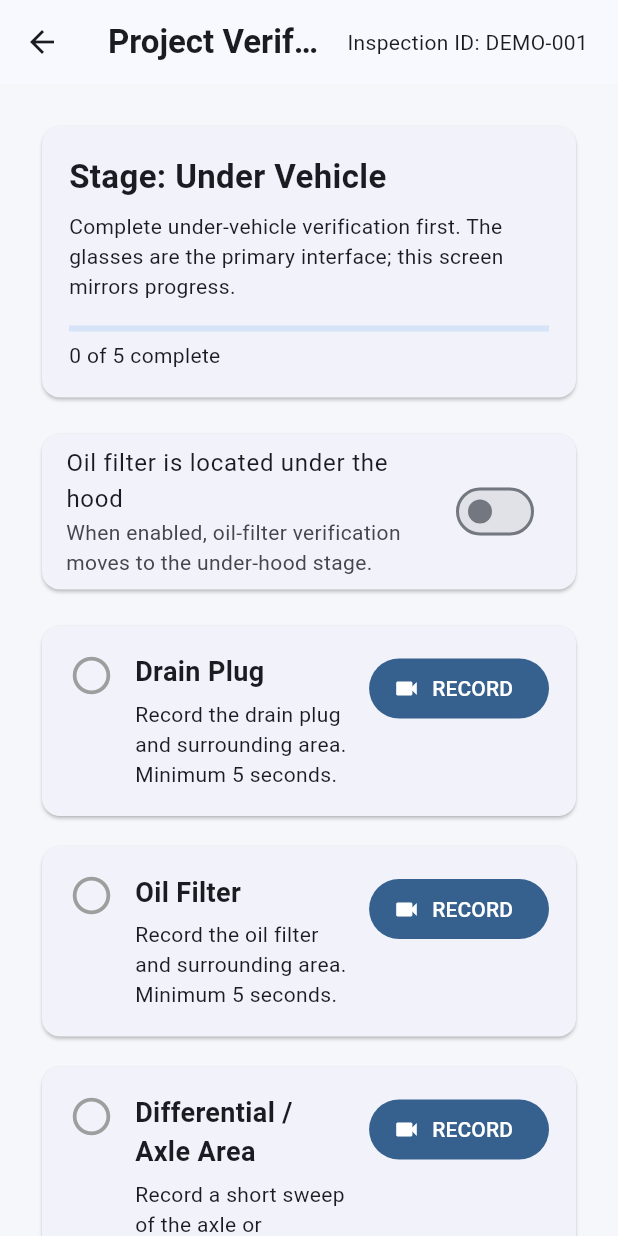
After one commit to aduvio/verify-app, a Flutter app: the GuidedInspectionScreen screen opened directly, on a phone screen of 412 x 824 dp. The commit adds this screen. Run offline on Flutter 3.47's test engine with Material 3 defaults, Android fonts, the phone set to English and light mode, and no system bars; accounts and stored records are empty.

Commit message:
Complete and correct SCR-002 guided inspection

```diff
--- /dev/null
+++ b/lib/models/inspection_step.dart
@@ -0,0 +1,29 @@
+enum InspectionStepStatus {
+  pending,
+  recording,
+  captured,
+  needsRetry,
+  confirmed,
+}
+
+class InspectionStep {
+  final String id;
+  final String label;
+  final String guidance;
+  final int minimumSeconds;
+  final bool required;
+  InspectionStepStatus status;
+  int capturedSeconds;
+
+  InspectionStep({
+    required this.id,
+    required this.label,
+    required this.guidance,
+    this.minimumSeconds = 0,
+    this.required = true,
+    this.status = InspectionStepStatus.pending,
+    this.capturedSeconds = 0,
+  });
+
+  bool get isComplete => status == InspectionStepStatus.confirmed;
+}
--- /dev/null
+++ b/lib/screens/guided_inspection_screen.dart
@@ -0,0 +1,507 @@
+import 'dart:async';
+import 'package:flutter/material.dart';
+
+import '../models/inspection_step.dart';
+import '../services/mock_recording_service.dart';
+
+class GuidedInspectionScreen extends StatefulWidget {
+  const GuidedInspectionScreen({super.key});
+
+  @override
+  State<GuidedInspectionScreen> createState() => _GuidedInspectionScreenState();
+}
+
+class _GuidedInspectionScreenState extends State<GuidedInspectionScreen> {
+  final MockRecordingService recordingService = MockRecordingService();
+
+  bool filterUnderHood = false;
+  bool underHoodStage = false;
+
+  Timer? timer;
+  int elapsedSeconds = 0;
+  InspectionStep? activeStep;
+
+  late final List<InspectionStep> underVehicleSteps = [
+    InspectionStep(
+      id: 'drain_plug',
+      label: 'Drain Plug',
+      guidance: 'Record the drain plug and surrounding area. Minimum 5 seconds.',
+      minimumSeconds: 5,
+    ),
+    InspectionStep(
+      id: 'oil_filter',
+      label: 'Oil Filter',
+      guidance: 'Record the oil filter and surrounding area. Minimum 5 seconds.',
+      minimumSeconds: 5,
+    ),
+    InspectionStep(
+      id: 'axle_area',
+      label: 'Differential / Axle Area',
+      guidance: 'Record a short sweep of the axle or differential area for visible leaks.',
+    ),
+    InspectionStep(
+      id: 'engine_underside',
+      label: 'Engine Underside',
+      guidance: 'Record a short sweep under the engine for visible leaks or residual oil.',
+    ),
+    InspectionStep(
+      id: 'clean_residual_oil',
+      label: 'Residual Oil Cleaned',
+      guidance:
+          'Confirm spilled oil has been cleaned from the engine, oil pan, crossmember, axle, and surrounding areas.',
+    ),
+  ];
+
+  late final List<InspectionStep> underHoodSteps = [
+    InspectionStep(
+      id: 'top_filter',
+      label: 'Oil Filter (Top-Mounted)',
+      guidance: 'Record the oil filter under the hood. Minimum 5 seconds.',
+      minimumSeconds: 5,
+    ),
+    InspectionStep(
+      id: 'dipstick',
+      label: 'Oil Level / Dipstick',
+      guidance:
+          'Remove the dipstick and capture the final oil level. Reinstall the dipstick completely before continuing.',
+    ),
+    InspectionStep(
+      id: 'caps_touch',
+      label: 'Cap & Component Touch Sequence',
+      guidance:
+          'Confirm the dipstick is fully seated, then touch and verify: oil cap, coolant cap, brake fluid, washer-fluid cap, and battery terminals.',
+    ),
+    InspectionStep(
+      id: 'engine_bay',
+      label: 'Engine Bay Leak Sweep',
+      guidance: 'Record a short engine-bay sweep for visible leaks or concerns.',
+    ),
+    InspectionStep(
+      id: 'tire_pressure',
+      label: 'Tire Pressure Check',
+      guidance:
+          'Confirm tire pressures were checked and either adjusted to specification or required no adjustment.',
+    ),
+    InspectionStep(
+      id: 'oil_light',
+      label: 'Oil Change Light Reset',
+      guidance: 'Confirm the oil-change reminder has been reset.',
+    ),
+  ];
+
+  List<InspectionStep> get currentSteps {
+    if (!underHoodStage) {
+      return underVehicleSteps
+          .where((step) => !(filterUnderHood && step.id == 'oil_filter'))
+          .toList();
+    }
+    return underHoodSteps
+        .where((step) => !(!filterUnderHood && step.id == 'top_filter'))
+        .toList();
+  }
+
+  bool get stageComplete =>
+      currentSteps.where((step) => step.required).every((step) => step.isComplete);
+
+  int get completedCount => currentSteps.where((step) => step.isComplete).length;
+
+  double get progress =>
+      currentSteps.isEmpty ? 0 : completedCount / currentSteps.length;
+
+  String get timerText {
+    final minutes = elapsedSeconds ~/ 60;
+    final seconds = elapsedSeconds % 60;
+    return '${minutes.toString().padLeft(2, '0')}:${seconds.toString().padLeft(2, '0')}';
+  }
+
+  Future<void> startRecording(InspectionStep step) async {
+    if (activeStep != null) return;
+    await recordingService.startSegment(step.id);
+    setState(() {
+      activeStep = step;
+      elapsedSeconds = 0;
+      step.status = InspectionStepStatus.recording;
+    });
+    timer = Timer.periodic(const Duration(seconds: 1), (_) {
+      if (!mounted) return;
+      setState(() => elapsedSeconds++);
+    });
+  }
+
+  Future<void> stopRecording() async {
+    final step = activeStep;
+    if (step == null) return;
+
+    timer?.cancel();
+    await recordingService.stopSegment(step.id, elapsedSeconds);
+    final recordedSeconds = elapsedSeconds;
+
+    if (recordedSeconds < step.minimumSeconds) {
+      setState(() {
+        step.capturedSeconds = recordedSeconds;
+        step.status = InspectionStepStatus.needsRetry;
+        activeStep = null;
+        elapsedSeconds = 0;
+      });
+
+      if (!mounted) return;
+      ScaffoldMessenger.of(context).showSnackBar(
+        SnackBar(
+          content: Text(
+            '${step.label} requires at least ${step.minimumSeconds} seconds. Record again.',
+          ),
+        ),
+      );
+      return;
+    }
+
+    setState(() {
+      step.capturedSeconds = recordedSeconds;
+      step.status = InspectionStepStatus.captured;
+      activeStep = null;
+      elapsedSeconds = 0;
+    });
+
+    if (!mounted) return;
+    await _askSufficient(step);
+  }
+
+  Future<void> _askSufficient(InspectionStep step) async {
+    final result = await showDialog<bool>(
+      context: context,
+      barrierDismissible: false,
+      builder: (context) {
+        return AlertDialog(
+          title: const Text('Recording stopped'),
+          content: Text(
+            'Was the ${step.label.toLowerCase()} recording sufficient?',
+          ),
+          actions: [
+            TextButton(
+              onPressed: () => Navigator.pop(context, false),
+              child: const Text('RECORD AGAIN'),
+            ),
+            FilledButton(
+              onPressed: () => Navigator.pop(context, true),
+              child: const Text('YES, KEEP IT'),
+            ),
+          ],
+        );
+      },
+    );
+
+    if (!mounted) return;
+
+    if (result == true) {
+      setState(() => step.status = InspectionStepStatus.confirmed);
+    } else {
+      await recordingService.archiveAndReplaceLastSegment(step.id);
+      setState(() {
+        step.status = InspectionStepStatus.pending;
+        step.capturedSeconds = 0;
+      });
+    }
+  }
+
+  void confirmNonVideoStep(InspectionStep step) {
+    setState(() => step.status = InspectionStepStatus.confirmed);
+  }
+
+  bool _usesRecording(InspectionStep step) {
+    return {
+      'drain_plug',
+      'oil_filter',
+      'axle_area',
+      'engine_underside',
+      'top_filter',
+      'caps_touch',
+      'engine_bay',
+    }.contains(step.id);
+  }
+
+  @override
+  void dispose() {
+    timer?.cancel();
+    super.dispose();
+  }
+
+  @override
+  Widget build(BuildContext context) {
+    final stageLabel = underHoodStage ? 'Under Hood' : 'Under Vehicle';
+
+    return Scaffold(
+      backgroundColor: const Color(0xfff5f7fa),
+      appBar: AppBar(
+        title: const Text(
+          'Project Verify — Guided Inspection',
+          style: TextStyle(fontWeight: FontWeight.bold),
+        ),
+        actions: const [
+          Padding(
+            padding: EdgeInsets.only(right: 20),
+            child: Center(child: Text('Inspection ID: DEMO-001')),
+          ),
+        ],
+      ),
+      body: Center(
+        child: ConstrainedBox(
+          constraints: const BoxConstraints(maxWidth: 900),
+          child: SingleChildScrollView(
+            padding: const EdgeInsets.all(24),
+            child: Column(
+              crossAxisAlignment: CrossAxisAlignment.stretch,
+              children: [
+                Card(
+                  child: Padding(
+                    padding: const EdgeInsets.all(18),
+                    child: Column(
+                      crossAxisAlignment: CrossAxisAlignment.stretch,
+                      children: [
+                        Text(
+                          'Stage: $stageLabel',
+                          style: const TextStyle(
+                            fontSize: 22,
+                            fontWeight: FontWeight.bold,
+                          ),
+                        ),
+                        const SizedBox(height: 8),
+                        Text(
+                          underHoodStage
+                              ? 'Complete the under-hood final verification. The glasses are the primary interface; this screen mirrors progress.'
+                              : 'Complete under-vehicle verification first. The glasses are the primary interface; this screen mirrors progress.',
+                        ),
+                        const SizedBox(height: 16),
+                        LinearProgressIndicator(value: progress),
+                        const SizedBox(height: 6),
+                        Text('$completedCount of ${currentSteps.length} complete'),
+                      ],
+                    ),
+                  ),
+                ),
+                const SizedBox(height: 16),
+
+                if (!underHoodStage)
+                  Card(
+                    child: SwitchListTile(
+                      title: const Text('Oil filter is located under the hood'),
+                      subtitle: const Text(
+                        'When enabled, oil-filter verification moves to the under-hood stage.',
+                      ),
+                      value: filterUnderHood,
+                      onChanged: activeStep == null
+                          ? (value) => setState(() => filterUnderHood = value)
+                          : null,
+                    ),
+                  ),
+
+                if (activeStep != null) ...[
+                  const SizedBox(height: 16),
+                  Card(
+                    color: Colors.red.shade50,
+                    child: Padding(
+                      padding: const EdgeInsets.all(20),
+                      child: Column(
+                        children: [
+                          const Row(
+                            mainAxisAlignment: MainAxisAlignment.center,
+                            children: [
+                              Icon(Icons.fiber_manual_record, color: Colors.red),
+                              SizedBox(width: 8),
+                              Text(
+                                'MOCK RECORDING',
+                                style: TextStyle(
+                                  fontWeight: FontWeight.bold,
+                                  color: Colors.red,
+                                ),
+                              ),
+                            ],
+                          ),
+                          const SizedBox(height: 8),
+                          Text(
+                            activeStep!.label,
+                            style: const TextStyle(
+                              fontSize: 22,
+                              fontWeight: FontWeight.bold,
+                            ),
+                          ),
+                          const SizedBox(height: 8),
+                          Text(
+                            timerText,
+                            style: const TextStyle(
+                              fontSize: 44,
+                              fontWeight: FontWeight.bold,
+                            ),
+                          ),
+                          if (activeStep!.minimumSeconds > 0)
+                            Text('Minimum ${activeStep!.minimumSeconds} seconds'),
+                          const SizedBox(height: 14),
+                          FilledButton.icon(
+                            style: FilledButton.styleFrom(
+                              backgroundColor: Colors.red,
+                            ),
+                            onPressed: stopRecording,
+                            icon: const Icon(Icons.stop),
+                            label: const Text('STOP RECORDING'),
+                          ),
+                        ],
+                      ),
+                    ),
+                  ),
+                ],
+
+                const SizedBox(height: 16),
+
+                ...currentSteps.map((step) {
+                  final isRecording = activeStep == step;
+                  final complete = step.isComplete;
+                  final retry = step.status == InspectionStepStatus.needsRetry;
+                  final usesRecording = _usesRecording(step);
+
+                  return Padding(
+                    padding: const EdgeInsets.only(bottom: 12),
+                    child: Card(
+                      child: Padding(
+                        padding: const EdgeInsets.all(18),
+                        child: Row(
+                          crossAxisAlignment: CrossAxisAlignment.start,
+                          children: [
+                            Icon(
+                              complete
+                                  ? Icons.check_circle
+                                  : retry
+                                      ? Icons.error
+                                      : Icons.radio_button_unchecked,
+                              color: complete
+                                  ? Colors.green
+                                  : retry
+                                      ? Colors.orange
+                                      : Colors.grey,
+                              size: 30,
+                            ),
+                            const SizedBox(width: 14),
+                            Expanded(
+                              child: Column(
+                                crossAxisAlignment: CrossAxisAlignment.start,
+                                children: [
+                                  Text(
+                                    step.label,
+                                    style: const TextStyle(
+                                      fontSize: 18,
+                                      fontWeight: FontWeight.bold,
+                                    ),
+                                  ),
+                                  const SizedBox(height: 5),
+                                  Text(step.guidance),
+                                  if (step.capturedSeconds > 0) ...[
+                                    const SizedBox(height: 6),
+                                    Text(
+                                      'Last segment: ${step.capturedSeconds}s',
+                                      style: const TextStyle(color: Colors.grey),
+                                    ),
+                                  ],
+                                ],
+                              ),
+                            ),
+                            const SizedBox(width: 12),
+                            if (!complete && usesRecording)
+                              FilledButton.icon(
+                                onPressed: activeStep == null
+                                    ? () => startRecording(step)
+                                    : isRecording
+                                        ? stopRecording
+                                        : null,
+                                icon: Icon(
+                                  isRecording ? Icons.stop : Icons.videocam,
+                                ),
+                                label: Text(
+                                  retry ? 'RECORD AGAIN' : 'RECORD',
+                                ),
+                              ),
+                            if (!complete && !usesRecording)
+                              FilledButton.icon(
+                                onPressed: activeStep == null
+                                    ? () => confirmNonVideoStep(step)
+                                    : null,
+                                icon: const Icon(Icons.check),
+                                label: const Text('CONFIRM'),
+                              ),
+                          ],
+                        ),
+                      ),
+                    ),
+                  );
+                }),
+
+                Card(
+                  color: Colors.blue.shade50,
+                  child: const Padding(
+                    padding: EdgeInsets.all(18),
+                    child: Row(
+                      crossAxisAlignment: CrossAxisAlignment.start,
+                      children: [
+                        Icon(Icons.auto_awesome, color: Colors.blue),
+                        SizedBox(width: 12),
+                        Expanded(
+                          child: Text(
+                            'AI Guidance (Mock): Guidance is stage-aware and only references the current inspection stage. Real glasses, video capture, speech, and AI analysis are not connected yet.',
+                          ),
+                        ),
+                      ],
+                    ),
+                  ),
+                ),
+                const SizedBox(height: 16),
+
+                if (!underHoodStage)
+                  SizedBox(
+                    height: 60,
+                    child: FilledButton.icon(
+                      onPressed: stageComplete && activeStep == null
+                          ? () => setState(() => underHoodStage = true)
+                          : null,
+                      icon: const Icon(Icons.arrow_forward),
+                      label: const Text(
+                        'CONTINUE TO UNDER HOOD',
+                        style: TextStyle(fontWeight: FontWeight.bold),
+                      ),
+                    ),
+                  )
+                else
+                  SizedBox(
+                    height: 60,
+                    child: FilledButton.icon(
+                      onPressed: stageComplete && activeStep == null
+                          ? () {
+                              ScaffoldMessenger.of(context).showSnackBar(
+                                const SnackBar(
+                                  content: Text(
+                                    'SCR-002 complete. SCR-003 AI Review will connect here.',
+                                  ),
+                                ),
+                              );
+                            }
+                          : null,
+                      icon: const Icon(Icons.fact_check),
+                      label: const Text(
+                        'FINISH GUIDED INSPECTION',
+                        style: TextStyle(fontWeight: FontWeight.bold),
+                      ),
+                    ),
+                  ),
+
+                if (!stageComplete) ...[
+                  const SizedBox(height: 8),
+                  Text(
+                    'Complete all required $stageLabel items before continuing.',
+                    textAlign: TextAlign.center,
+                    style: const TextStyle(color: Colors.grey),
+                  ),
+                ],
+              ],
+            ),
+          ),
+        ),
+      ),
+    );
+  }
+}
--- a/lib/screens/new_inspection_screen.dart
+++ b/lib/screens/new_inspection_screen.dart
@@ -1,4 +1,5 @@
 import 'package:flutter/material.dart';
+import 'guided_inspection_screen.dart';
 
 import '../models/customer.dart';
 import '../models/vehicle.dart';
@@ -423,11 +424,9 @@ class _NewInspectionScreenState extends State<NewInspectionScreen> {
           child: FilledButton.icon(
             onPressed: readyToStart
                 ? () {
-                    ScaffoldMessenger.of(context).showSnackBar(
-                      const SnackBar(
-                        content: Text(
-                          'SCR-001 complete. SCR-002 will connect here.',
-                        ),
+                    Navigator.of(context).push(
+                      MaterialPageRoute(
+                        builder: (_) => const GuidedInspectionScreen(),
                       ),
                     );
                   }
--- /dev/null
+++ b/lib/services/mock_recording_service.dart
@@ -0,0 +1,13 @@
+class MockRecordingService {
+  Future<void> startSegment(String stepId) async {
+    await Future.delayed(const Duration(milliseconds: 100));
+  }
+
+  Future<void> stopSegment(String stepId, int seconds) async {
+    await Future.delayed(const Duration(milliseconds: 100));
+  }
+
+  Future<void> archiveAndReplaceLastSegment(String stepId) async {
+    await Future.delayed(const Duration(milliseconds: 100));
+  }
+}
```
